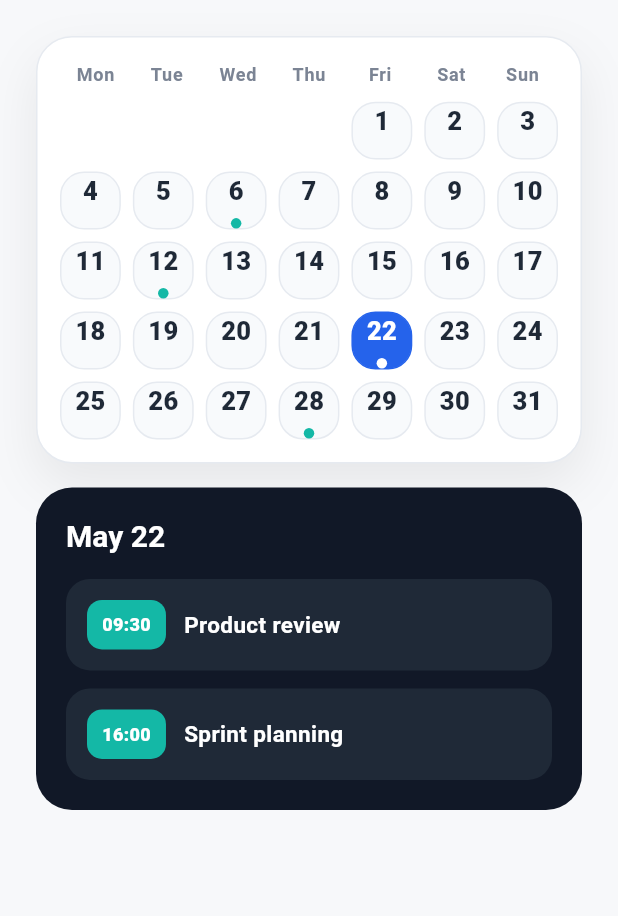
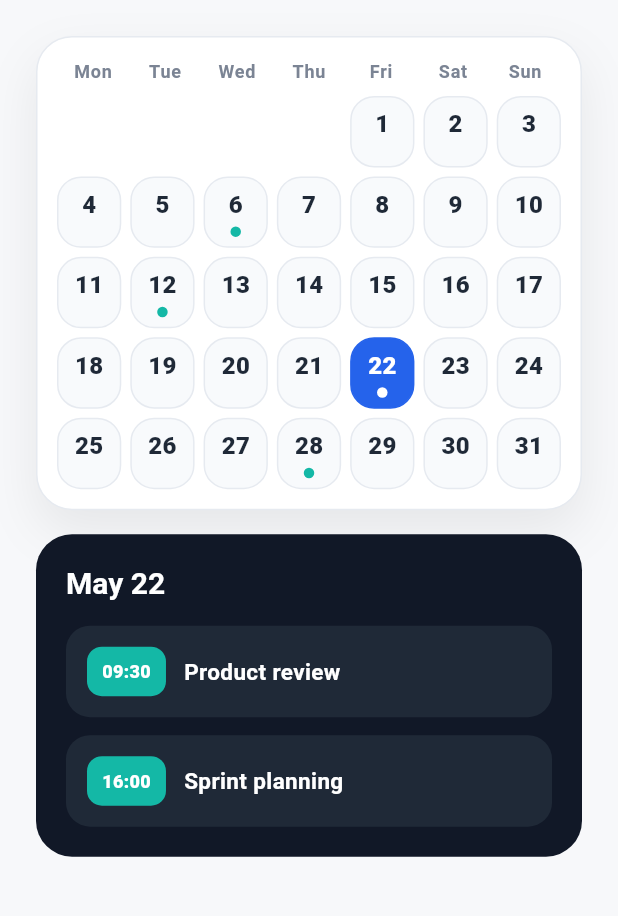
Before and after one commit to 0younge/schedly_fe, a Flutter app: the screen it shows after launch, on a phone screen of 412 x 824 dp, the part 129-1045 px from its top. Run offline on Flutter 3.47's test engine with Material 3 defaults, Android fonts, the light colour scheme and no system bars.

Commit message:
fix: prevent compact calendar overflow
Adjust compact calendar grid sizing and add a regression test for mobile overflow.

```diff
--- a/lib/features/calendar/month_grid.dart
+++ b/lib/features/calendar/month_grid.dart
@@ -22,6 +22,12 @@ class MonthGrid extends StatelessWidget {
   Widget build(BuildContext context) {
     final days = _buildDays(month);
 
+    return LayoutBuilder(
+      builder: (context, constraints) {
+        final isCompact = constraints.maxWidth < 480;
+        final gridPadding = isCompact ? 14.0 : 16.0;
+        final gridSpacing = isCompact ? 6.0 : 8.0;
+
         return DecoratedBox(
           decoration: BoxDecoration(
             color: Colors.white,
@@ -36,7 +42,7 @@ class MonthGrid extends StatelessWidget {
             ],
           ),
           child: Padding(
-        padding: const EdgeInsets.all(16),
+            padding: EdgeInsets.all(gridPadding),
             child: Column(
               children: [
                 GridView.count(
@@ -49,7 +55,8 @@ class MonthGrid extends StatelessWidget {
                       Center(
                         child: Text(
                           weekday,
-                      style: Theme.of(context).textTheme.labelMedium?.copyWith(
+                          style:
+                              Theme.of(context).textTheme.labelMedium?.copyWith(
                                     color: const Color(0xFF7B8494),
                                     fontWeight: FontWeight.w700,
                                   ),
@@ -57,14 +64,14 @@ class MonthGrid extends StatelessWidget {
                       ),
                   ],
                 ),
-            const SizedBox(height: 8),
+                SizedBox(height: gridSpacing),
                 GridView.count(
                   crossAxisCount: 7,
                   shrinkWrap: true,
                   physics: const NeverScrollableScrollPhysics(),
-              childAspectRatio: 1.05,
-              mainAxisSpacing: 8,
-              crossAxisSpacing: 8,
+                  childAspectRatio: isCompact ? 0.9 : 1.05,
+                  mainAxisSpacing: gridSpacing,
+                  crossAxisSpacing: gridSpacing,
                   children: [
                     for (final day in days)
                       _DayCell(
@@ -73,13 +80,17 @@ class MonthGrid extends StatelessWidget {
                         hasSchedule: schedules.any(
                           (schedule) => schedule.day == day,
                         ),
-                    onSelected: day == null ? null : () => onDaySelected(day),
+                        compact: isCompact,
+                        onSelected:
+                            day == null ? null : () => onDaySelected(day),
                       ),
                   ],
                 ),
               ],
             ),
           ),
+        );
+      },
     );
   }
 
@@ -100,12 +111,14 @@ class _DayCell extends StatelessWidget {
     required this.day,
     required this.isSelected,
     required this.hasSchedule,
+    required this.compact,
     required this.onSelected,
   });
 
   final int? day;
   final bool isSelected;
   final bool hasSchedule;
+  final bool compact;
   final VoidCallback? onSelected;
 
   @override
@@ -116,6 +129,8 @@ class _DayCell extends StatelessWidget {
 
     final colorScheme = Theme.of(context).colorScheme;
     final foreground = isSelected ? Colors.white : const Color(0xFF1F2937);
+    final fontSize = compact ? 16.0 : 17.0;
+    final dotSpacing = compact ? 4.0 : 6.0;
 
     return InkWell(
       onTap: onSelected,
@@ -136,11 +151,11 @@ class _DayCell extends StatelessWidget {
               '$day',
               style: TextStyle(
                 color: foreground,
-                fontSize: 17,
+                fontSize: fontSize,
                 fontWeight: FontWeight.w800,
               ),
             ),
-            const SizedBox(height: 6),
+            SizedBox(height: dotSpacing),
             AnimatedContainer(
               duration: const Duration(milliseconds: 160),
               width: 7,
```
Also changed, not shown: 1 other file. Lines whose indentation alone changed are shown as unchanged.
